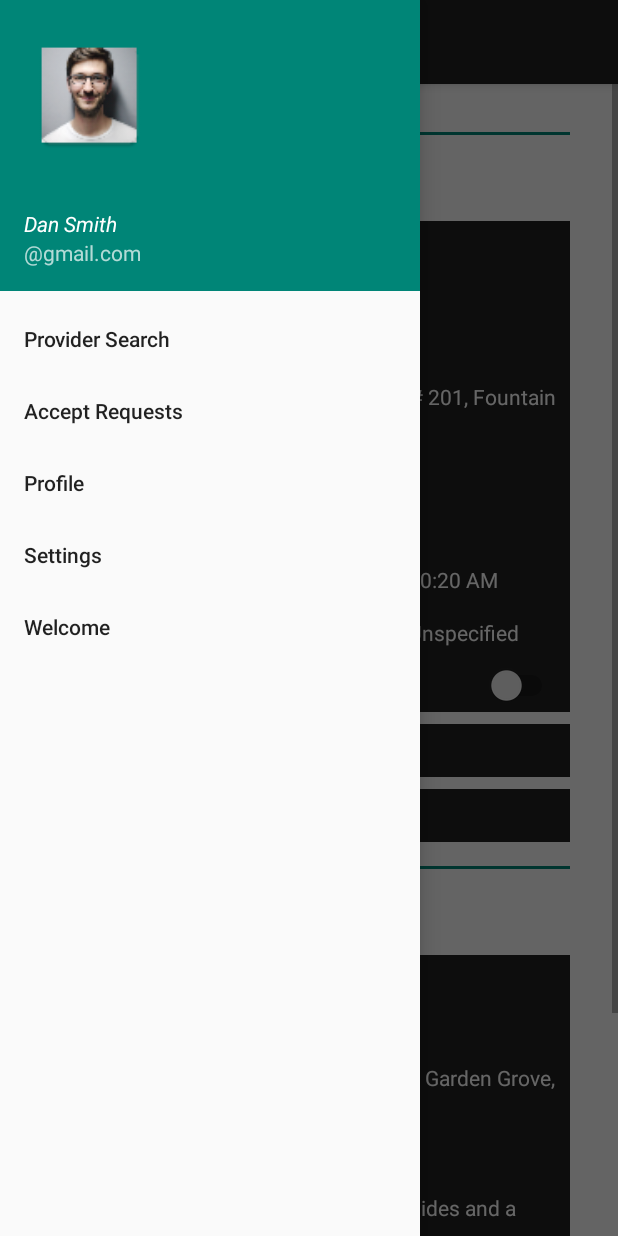
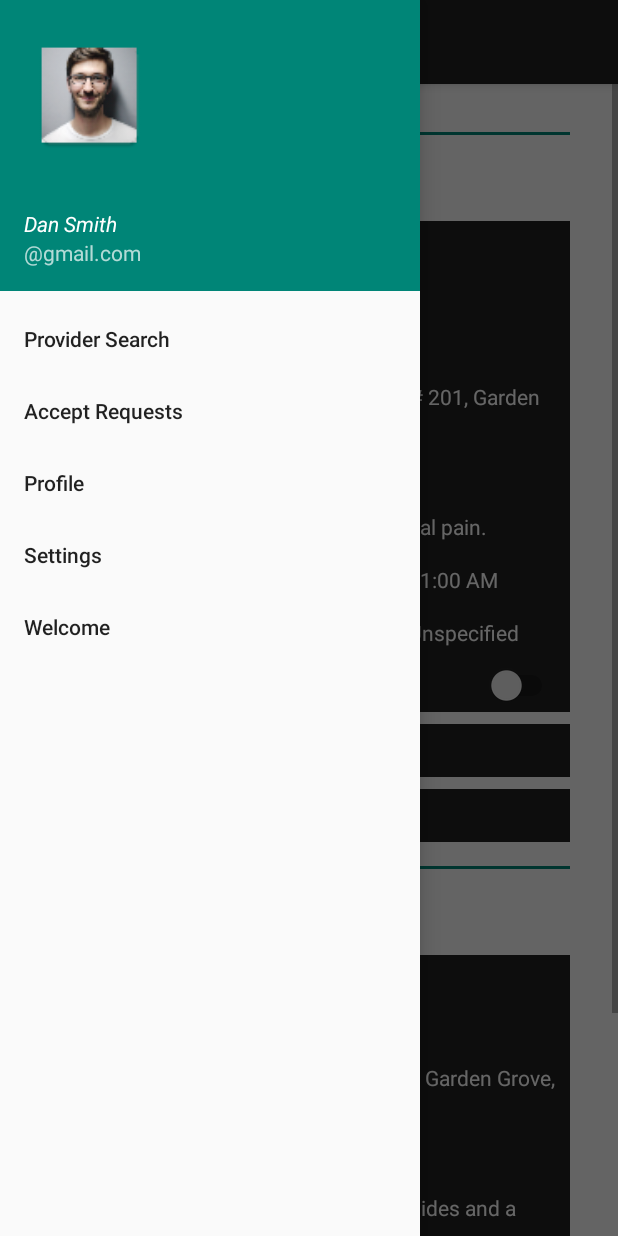
Before and after one commit to qbit-0/Congressional-App-Challenge, an Android app: the fragment ServiceFragment placed in its activity, with the side drawer open, on a phone screen of 412 x 824 dp. Run offline under Robolectric (Android 15) with nearby library versions, the phone set to English and light mode, and no system bars; 1 statement that could not run was skipped.

Commit message:
finished app.

```diff
--- a/ServiceNet/app/src/main/res/layout/activity_match.xml
+++ b/ServiceNet/app/src/main/res/layout/activity_match.xml
@@ -286,7 +286,7 @@
                 android:orientation="vertical">
 
                 <TextView
-                    android:layout_width="match_parent"
+                    android:layout_width="wrap_content"
                     android:layout_height="wrap_content"
                     android:background="?attr/colorAccent"
                     android:padding="8dp"
--- a/ServiceNet/app/src/main/res/layout/service.xml
+++ b/ServiceNet/app/src/main/res/layout/service.xml
@@ -113,7 +113,7 @@
                                 android:layout_weight="1"
                                 android:background="?attr/colorPrimary"
                                 android:padding="8dp"
-                                android:text="11160 Warner Ave # 201, Fountain Valley, CA 92708"
+                                android:text="11160 Warner Ave # 201, Garden Grove, CA 92708"
                                 android:textAppearance="@android:style/TextAppearance.Material.Body1"
                                 android:textColor="?android:attr/textColorPrimaryInverse"/>
 
@@ -167,7 +167,7 @@
                                 android:layout_weight="1"
                                 android:background="?attr/colorPrimary"
                                 android:padding="8dp"
-                                android:text="I got a bad cough."
+                                android:text="I have lower adominal pain."
                                 android:textAppearance="@android:style/TextAppearance.Material.Body1"
                                 android:textColor="?android:attr/textColorPrimaryInverse"/>
 
@@ -194,7 +194,7 @@
                                 android:layout_weight="1"
                                 android:background="?attr/colorPrimary"
                                 android:padding="8dp"
-                                android:text="@string/appointment_date"
+                                android:text="11/2/17"
                                 android:textAppearance="@android:style/TextAppearance.Material.Body1"
                                 android:textColor="?android:attr/textColorPrimaryInverse"/>
 
@@ -446,7 +446,7 @@
                                 android:layout_weight="1"
                                 android:background="?attr/colorPrimary"
                                 android:padding="8dp"
-                                android:text="@string/appointment_date"
+                                android:text="11/3/17"
                                 android:textAppearance="@android:style/TextAppearance.Material.Body1"
                                 android:textColor="?android:attr/textColorPrimaryInverse"/>
 
@@ -482,7 +482,7 @@
                                 android:layout_weight="1"
                                 android:background="?attr/colorPrimary"
                                 android:padding="8dp"
-                                android:text="Unspecified"
+                                android:text="11/3/17"
                                 android:textAppearance="@android:style/TextAppearance.Material.Body1"
                                 android:textColor="?android:attr/textColorPrimaryInverse"/>
 
@@ -492,7 +492,7 @@
                                 android:layout_weight="1"
                                 android:background="?attr/colorPrimary"
                                 android:padding="8dp"
-                                android:text="Unspecified"
+                                android:text="12:00 PM"
                                 android:textAppearance="@android:style/TextAppearance.Material.Body1"
                                 android:textColor="?android:attr/textColorPrimaryInverse"/>
                         </LinearLayout>
--- a/ServiceNet/app/src/main/res/values/strings.xml
+++ b/ServiceNet/app/src/main/res/values/strings.xml
@@ -25,7 +25,7 @@
     <string name="current_time">10:25 AM</string>
     <string name="user_adress">13892 Yockey St Garden Grove, CA</string>
     <string name="appointment_date">11/1/17</string>
-    <string name="appointment_time">10:20 AM</string>
+    <string name="appointment_time">11:00 AM</string>
     <string name="fullname_match">Dr. Kim Himler</string>
     <string name="chosen_service_match">General Doctor</string>
     <string name="clickable_desc">Doctors of Garden Grove is an appointment-based health organization based in Garden Grove. We are a growing community of specialists looking to serve your needs. To ensure dependability, our doctors are screened based on user-feedback. Always a helping hand!</string>
```
Also changed, not shown: 2 other files.
